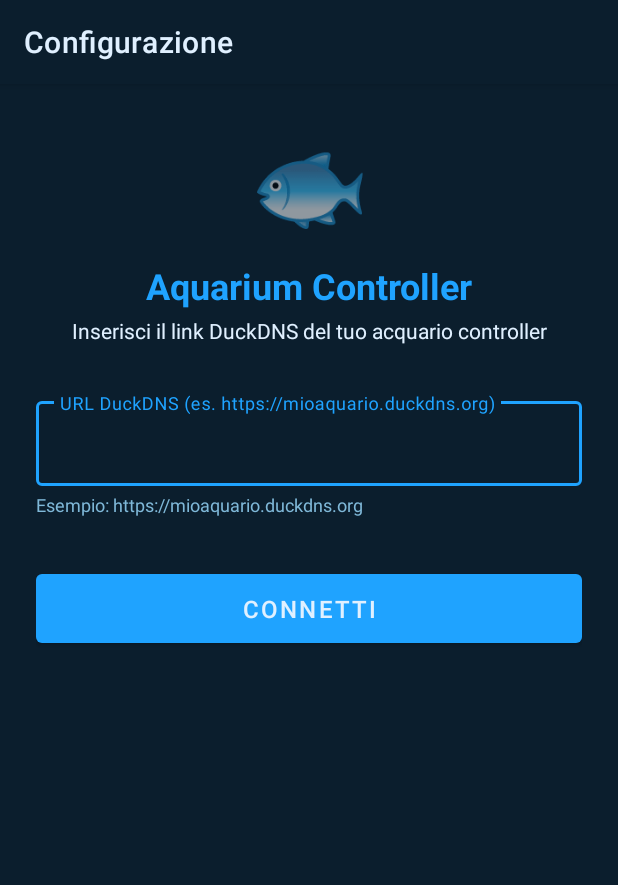
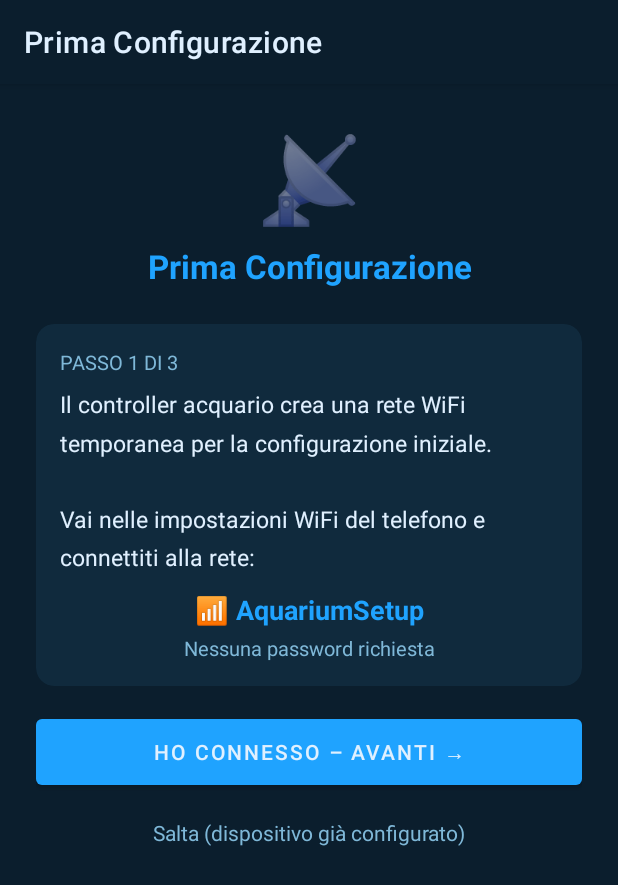
Before and after one commit to Deddu3D/Aquarium-Controller-ESP32P4, an Android app: the screen it shows after launch (SetupActivity before the commit, WifiProvisioningActivity after it), on a phone screen of 412 x 824 dp. Shown: the top 885 px of the screen. Run offline under Robolectric (Android 15) with nearby library versions, the phone set to English and light mode, and no system bars.

Commit message:
feat(android): add WiFi provisioning wizard for first-time setup
Add WifiProvisioningActivity - a 4-step wizard that allows the user to
configure the ESP32 WiFi credentials directly from the Android app:

Step 0: Instructions to connect to the "AquariumSetup" AP
Step 1: Scan available networks via GET http://192.168.4.1/api/scan
Step 2: Enter password (+ optional mDNS hostname), POST /api/provision
Step 3: Success screen → continue to DuckDNS URL setup

- First app launch now opens WifiProvisioningActivity instead of SetupActivity
- 'Salta' link allows skipping to URL setup for already-configured devices
- 'Configura WiFi dispositivo' menu item added for re-provisioning at any time
- network_security_config.xml updated to allow cleartext HTTP (provisioning portal)
- AndroidManifest.xml: add WifiProvisioningActivity + ACCESS_WIFI_STATE permission

```diff
--- a/android/app/src/main/AndroidManifest.xml
+++ b/android/app/src/main/AndroidManifest.xml
@@ -2,6 +2,7 @@
 <manifest xmlns:android="http://schemas.android.com/apk/res/android">
 
     <uses-permission android:name="android.permission.INTERNET" />
+    <uses-permission android:name="android.permission.ACCESS_WIFI_STATE" />
 
     <application
         android:allowBackup="true"
@@ -11,6 +12,11 @@
         android:supportsRtl="true"
         android:theme="@style/Theme.AquariumController"
         android:networkSecurityConfig="@xml/network_security_config">
+
+        <activity
+            android:name=".WifiProvisioningActivity"
+            android:exported="false"
+            android:windowSoftInputMode="adjustResize" />
 
         <activity
             android:name=".SetupActivity"
--- a/android/app/src/main/java/com/aquarium/controller/MainActivity.kt
+++ b/android/app/src/main/java/com/aquarium/controller/MainActivity.kt
@@ -34,9 +34,9 @@ class MainActivity : AppCompatActivity() {
 
         prefs = getSharedPreferences(PREFS_NAME, Context.MODE_PRIVATE)
 
-        // First run: go to setup
+        // First run: go to provisioning wizard
         if (prefs.getString(KEY_URL, null).isNullOrBlank()) {
-            startActivity(Intent(this, SetupActivity::class.java))
+            startActivity(Intent(this, WifiProvisioningActivity::class.java))
             finish()
             return
         }
@@ -135,6 +135,10 @@ class MainActivity : AppCompatActivity() {
                 showChangeUrlDialog()
                 true
             }
+            R.id.action_provision_wifi -> {
+                startActivity(Intent(this, WifiProvisioningActivity::class.java))
+                true
+            }
             else -> super.onOptionsItemSelected(item)
         }
     }
--- /dev/null
+++ b/android/app/src/main/res/layout/activity_wifi_provisioning.xml
@@ -0,0 +1,348 @@
+<?xml version="1.0" encoding="utf-8"?>
+<androidx.coordinatorlayout.widget.CoordinatorLayout
+    xmlns:android="http://schemas.android.com/apk/res/android"
+    xmlns:app="http://schemas.android.com/apk/res-auto"
+    android:layout_width="match_parent"
+    android:layout_height="match_parent"
+    android:background="@color/colorBackground">
+
+    <com.google.android.material.appbar.AppBarLayout
+        android:layout_width="match_parent"
+        android:layout_height="wrap_content">
+
+        <androidx.appcompat.widget.Toolbar
+            android:id="@+id/toolbar"
+            android:layout_width="match_parent"
+            android:layout_height="?attr/actionBarSize"
+            android:background="@color/colorBackground"
+            app:titleTextColor="@color/colorOnSurface" />
+
+    </com.google.android.material.appbar.AppBarLayout>
+
+    <androidx.core.widget.NestedScrollView
+        android:layout_width="match_parent"
+        android:layout_height="match_parent"
+        app:layout_behavior="@string/appbar_scrolling_view_behavior">
+
+        <LinearLayout
+            android:layout_width="match_parent"
+            android:layout_height="wrap_content"
+            android:orientation="vertical"
+            android:padding="24dp">
+
+            <!-- ── Header (always visible) ─────────────────────── -->
+            <TextView
+                android:layout_width="match_parent"
+                android:layout_height="wrap_content"
+                android:text="📡"
+                android:textSize="56sp"
+                android:gravity="center"
+                android:layout_marginBottom="8dp" />
+
+            <TextView
+                android:layout_width="match_parent"
+                android:layout_height="wrap_content"
+                android:text="@string/prov_title"
+                android:textSize="22sp"
+                android:textStyle="bold"
+                android:textColor="@color/colorPrimary"
+                android:gravity="center"
+                android:layout_marginBottom="24dp" />
+
+            <!-- ── Step 0: Instructions ────────────────────────── -->
+            <LinearLayout
+                android:id="@+id/layoutStep0"
+                android:layout_width="match_parent"
+                android:layout_height="wrap_content"
+                android:orientation="vertical"
+                android:visibility="visible">
+
+                <com.google.android.material.card.MaterialCardView
+                    android:layout_width="match_parent"
+                    android:layout_height="wrap_content"
+                    android:layout_marginBottom="16dp"
+                    app:cardBackgroundColor="@color/colorSurface"
+                    app:cardCornerRadius="12dp"
+                    app:cardElevation="0dp">
+
+                    <LinearLayout
+                        android:layout_width="match_parent"
+                        android:layout_height="wrap_content"
+                        android:orientation="vertical"
+                        android:padding="16dp">
+
+                        <TextView
+                            android:layout_width="match_parent"
+                            android:layout_height="wrap_content"
+                            android:text="@string/prov_step0_label"
+                            android:textSize="13sp"
+                            android:textColor="@color/colorSecondary"
+                            android:layout_marginBottom="8dp" />
+
+                        <TextView
+                            android:layout_width="match_parent"
+                            android:layout_height="wrap_content"
+                            android:text="@string/prov_step0_instruction"
+                            android:textSize="15sp"
+                            android:textColor="@color/colorOnSurface"
+                            android:lineSpacingMultiplier="1.4" />
+
+                        <TextView
+                            android:layout_width="match_parent"
+                            android:layout_height="wrap_content"
+                            android:text="@string/prov_ap_name_label"
+                            android:textSize="18sp"
+                            android:textStyle="bold"
+                            android:textColor="@color/colorPrimary"
+                            android:gravity="center"
+                            android:layout_marginTop="12dp"
+                            android:layout_marginBottom="4dp" />
+
+                        <TextView
+                            android:layout_width="match_parent"
+                            android:layout_height="wrap_content"
+                            android:text="@string/prov_ap_note"
+                            android:textSize="13sp"
+                            android:textColor="@color/colorSecondary"
+                            android:gravity="center" />
+
+                    </LinearLayout>
+
+                </com.google.android.material.card.MaterialCardView>
+
+                <com.google.android.material.button.MaterialButton
+                    android:id="@+id/btnStep0Next"
+                    android:layout_width="match_parent"
+                    android:layout_height="wrap_content"
+                    android:text="@string/prov_btn_connected"
+                    android:padding="12dp"
+                    app:backgroundTint="@color/colorPrimary" />
+
+                <TextView
+                    android:id="@+id/tvSkipSetup"
+                    android:layout_width="match_parent"
+                    android:layout_height="wrap_content"
+                    android:text="@string/prov_skip"
+                    android:textSize="14sp"
+                    android:textColor="@color/colorSecondary"
+                    android:gravity="center"
+                    android:paddingTop="16dp"
+                    android:paddingBottom="8dp"
+                    android:background="?attr/selectableItemBackground" />
+
+            </LinearLayout>
+
+            <!-- ── Step 1: Network scan list ──────────────────── -->
+            <LinearLayout
+                android:id="@+id/layoutStep1"
+                android:layout_width="match_parent"
+                android:layout_height="wrap_content"
+                android:orientation="vertical"
+                android:visibility="gone">
+
+                <TextView
+                    android:layout_width="match_parent"
+                    android:layout_height="wrap_content"
+                    android:text="@string/prov_step1_title"
+                    android:textSize="16sp"
+                    android:textStyle="bold"
+                    android:textColor="@color/colorOnSurface"
+                    android:layout_marginBottom="12dp" />
+
+                <ProgressBar
+                    android:id="@+id/progressScan"
+                    android:layout_width="wrap_content"
+                    android:layout_height="wrap_content"
+                    android:layout_gravity="center_horizontal"
+                    android:layout_marginBottom="12dp"
+                    android:visibility="visible" />
+
+                <TextView
+                    android:id="@+id/tvScanError"
+                    android:layout_width="match_parent"
+                    android:layout_height="wrap_content"
+                    android:textColor="@color/colorError"
+                    android:textSize="14sp"
+                    android:layout_marginBottom="8dp"
+                    android:visibility="gone" />
+
+                <!-- Networks added programmatically here -->
+                <LinearLayout
+                    android:id="@+id/networkContainer"
+                    android:layout_width="match_parent"
+                    android:layout_height="wrap_content"
+                    android:orientation="vertical" />
+
+                <com.google.android.material.button.MaterialButton
+                    android:id="@+id/btnScanRetry"
+                    style="@style/Widget.MaterialComponents.Button.OutlinedButton"
+                    android:layout_width="match_parent"
+                    android:layout_height="wrap_content"
+                    android:text="@string/prov_rescan"
+                    android:layout_marginTop="8dp"
+                    android:visibility="gone"
+                    app:strokeColor="@color/colorPrimary" />
+
+            </LinearLayout>
+
+            <!-- ── Step 2: Password entry ──────────────────────── -->
+            <LinearLayout
+                android:id="@+id/layoutStep2"
+                android:layout_width="match_parent"
+                android:layout_height="wrap_content"
+                android:orientation="vertical"
+                android:visibility="gone">
+
+                <TextView
+                    android:id="@+id/tvSelectedSsid"
+                    android:layout_width="match_parent"
+                    android:layout_height="wrap_content"
+                    android:textSize="16sp"
+                    android:textStyle="bold"
+                    android:textColor="@color/colorPrimary"
+                    android:layout_marginBottom="16dp" />
+
+                <com.google.android.material.textfield.TextInputLayout
+                    android:id="@+id/passwordLayout"
+                    style="@style/Widget.MaterialComponents.TextInputLayout.OutlinedBox"
+                    android:layout_width="match_parent"
+                    android:layout_height="wrap_content"
+                    android:layout_marginBottom="12dp"
+                    app:endIconMode="password_toggle"
+                    app:boxStrokeColor="@color/colorPrimary"
+                    app:hintTextColor="@color/colorPrimary">
+
+                    <com.google.android.material.textfield.TextInputEditText
+                        android:id="@+id/passwordInput"
+                        android:layout_width="match_parent"
+                        android:layout_height="wrap_content"
+                        android:inputType="textPassword"
+                        android:textColor="@color/colorOnSurface"
+                        android:maxLines="1" />
+
+                </com.google.android.material.textfield.TextInputLayout>
+
+                <com.google.android.material.textfield.TextInputLayout
+                    android:id="@+id/mdnsLayout"
+                    style="@style/Widget.MaterialComponents.TextInputLayout.OutlinedBox"
+                    android:layout_width="match_parent"
+                    android:layout_height="wrap_content"
+                    android:hint="@string/prov_mdns_hint"
+                    android:layout_marginBottom="8dp"
+                    app:boxStrokeColor="@color/colorPrimary"
+                    app:hintTextColor="@color/colorPrimary">
+
+                    <com.google.android.material.textfield.TextInputEditText
+                        android:id="@+id/mdnsInput"
+                        android:layout_width="match_parent"
+                        android:layout_height="wrap_content"
+                        android:inputType="textNoSuggestions"
+                        android:textColor="@color/colorOnSurface"
+                        android:maxLines="1" />
+
+                </com.google.android.material.textfield.TextInputLayout>
+
+                <TextView
+                    android:layout_width="match_parent"
+                    android:layout_height="wrap_content"
+                    android:text="@string/prov_mdns_note"
+                    android:textSize="12sp"
+                    android:textColor="@color/colorSecondary"
+                    android:layout_marginBottom="16dp" />
+
+                <ProgressBar
+                    android:id="@+id/progressProvision"
+                    android:layout_width="wrap_content"
+                    android:layout_height="wrap_content"
+                    android:layout_gravity="center_horizontal"
+                    android:layout_marginBottom="8dp"
+                    android:visibility="gone" />
+
+                <TextView
+                    android:id="@+id/tvProvisionError"
+                    android:layout_width="match_parent"
+                    android:layout_height="wrap_content"
+                    android:textColor="@color/colorError"
+                    android:textSize="14sp"
+                    android:layout_marginBottom="8dp"
+                    android:visibility="gone" />
+
+                <com.google.android.material.button.MaterialButton
+                    android:id="@+id/btnSendProvision"
+                    android:layout_width="match_parent"
+                    android:layout_height="wrap_content"
+                    android:text="@string/prov_btn_send"
+                    android:padding="12dp"
+                    android:layout_marginBottom="8dp"
+                    app:backgroundTint="@color/colorPrimary" />
+
+                <com.google.android.material.button.MaterialButton
+                    android:id="@+id/btnBackToScan"
+                    style="@style/Widget.MaterialComponents.Button.OutlinedButton"
+                    android:layout_width="match_parent"
+                    android:layout_height="wrap_content"
+                    android:text="@string/prov_btn_back_scan"
+                    app:strokeColor="@color/colorPrimary" />
+
+            </LinearLayout>
+
+            <!-- ── Step 3: Done ────────────────────────────────── -->
+            <LinearLayout
+                android:id="@+id/layoutStep3"
+                android:layout_width="match_parent"
+                android:layout_height="wrap_content"
+                android:orientation="vertical"
+                android:visibility="gone">
+
+                <TextView
+                    android:layout_width="match_parent"
+                    android:layout_height="wrap_content"
+                    android:text="✅"
+                    android:textSize="56sp"
+                    android:gravity="center"
+                    android:layout_marginBottom="8dp" />
+
+                <TextView
+                    android:layout_width="match_parent"
+                    android:layout_height="wrap_content"
+                    android:text="@string/prov_done_title"
+                    android:textSize="20sp"
+                    android:textStyle="bold"
+                    android:textColor="@color/colorSuccess"
+                    android:gravity="center"
+                    android:layout_marginBottom="16dp" />
+
+                <com.google.android.material.card.MaterialCardView
+                    android:layout_width="match_parent"
+                    android:layout_height="wrap_content"
+                    android:layout_marginBottom="24dp"
+                    app:cardBackgroundColor="@color/colorSurface"
+                    app:cardCornerRadius="12dp"
+                    app:cardElevation="0dp">
+
+                    <TextView
+                        android:layout_width="match_parent"
+                        android:layout_height="wrap_content"
+                        android:text="@string/prov_done_instructions"
+                        android:textSize="14sp"
+                        android:textColor="@color/colorOnSurface"
+                        android:lineSpacingMultiplier="1.5"
+                        android:padding="16dp" />
+
+                </com.google.android.material.card.MaterialCardView>
+
+                <com.google.android.material.button.MaterialButton
+                    android:id="@+id/btnContinue"
+                    android:layout_width="match_parent"
+                    android:layout_height="wrap_content"
+                    android:text="@string/prov_btn_continue"
+                    android:padding="12dp"
+                    app:backgroundTint="@color/colorPrimary" />
+
+            </LinearLayout>
+
+        </LinearLayout>
+
+    </androidx.core.widget.NestedScrollView>
+
+</androidx.coordinatorlayout.widget.CoordinatorLayout>
--- a/android/app/src/main/res/menu/menu_main.xml
+++ b/android/app/src/main/res/menu/menu_main.xml
@@ -13,4 +13,9 @@
         android:title="@string/action_settings"
         app:showAsAction="never" />
 
+    <item
+        android:id="@+id/action_provision_wifi"
+        android:title="@string/action_provision_wifi"
+        app:showAsAction="never" />
+
 </menu>
--- /dev/null
+++ b/android/app/src/main/res/values/dimens.xml
@@ -0,0 +1,4 @@
+<?xml version="1.0" encoding="utf-8"?>
+<resources>
+    <dimen name="btn_spacing">8dp</dimen>
+</resources>
--- a/android/app/src/main/res/values/strings.xml
+++ b/android/app/src/main/res/values/strings.xml
@@ -13,4 +13,30 @@
     <string name="action_refresh">Aggiorna</string>
     <string name="action_settings">Cambia URL</string>
     <string name="change_url_title">Cambia URL DuckDNS</string>
+    <string name="action_provision_wifi">Configura WiFi dispositivo</string>
+
+    <!-- WiFi provisioning wizard -->
+    <string name="prov_title">Prima Configurazione</string>
+    <string name="prov_step0_label">PASSO 1 DI 3</string>
+    <string name="prov_step0_instruction">Il controller acquario crea una rete WiFi temporanea per la configurazione iniziale.\n\nVai nelle impostazioni WiFi del telefono e connettiti alla rete:</string>
+    <string name="prov_ap_name_label">📶  AquariumSetup</string>
+    <string name="prov_ap_note">Nessuna password richiesta</string>
+    <string name="prov_btn_connected">Ho connesso – Avanti →</string>
+    <string name="prov_skip">Salta (dispositivo già configurato)</string>
+    <string name="prov_step1_title">Seleziona la tua rete WiFi</string>
+    <string name="prov_scan_failed">Impossibile connettersi al dispositivo.\nVerifica di essere connesso alla rete AquariumSetup.</string>
+    <string name="prov_no_networks">Nessuna rete trovata. Riprova.</string>
+    <string name="prov_rescan">🔄  Ricarica lista reti</string>
+    <string name="prov_network_label">Rete selezionata: %1$s</string>
+    <string name="prov_open_network">Rete aperta (nessuna password)</string>
+    <string name="prov_password_hint">Password WiFi</string>
+    <string name="prov_password_required">Inserisci la password della rete</string>
+    <string name="prov_mdns_hint">Nome dispositivo (opzionale)</string>
+    <string name="prov_mdns_note">Lascia vuoto per usare il nome predefinito "aquarium".\nIl dispositivo sarà raggiungibile come aquarium.local</string>
+    <string name="prov_btn_send">Configura e Riavvia →</string>
+    <string name="prov_btn_back_scan">← Torna alla lista reti</string>
+    <string name="prov_send_failed">Invio fallito. Verifica di essere connesso alla rete AquariumSetup e riprova.</string>
+    <string name="prov_done_title">Configurazione inviata!</string>
+    <string name="prov_done_instructions">Il dispositivo si sta riavviando per connettersi alla tua rete WiFi.\n\n1. Attendi circa 30 secondi\n2. Riconnetti il telefono alla tua rete WiFi di casa\n3. Inserisci l\'URL DuckDNS del dispositivo per completare la configurazione</string>
+    <string name="prov_btn_continue">Continua →</string>
 </resources>
```
Also changed, not shown: android/app/src/main/java/com/aquarium/controller/WifiProvisioningActivity.kt (added, +239 -0 lines), android/app/src/main/res/xml/network_security_config.xml (+3 -4 lines).
